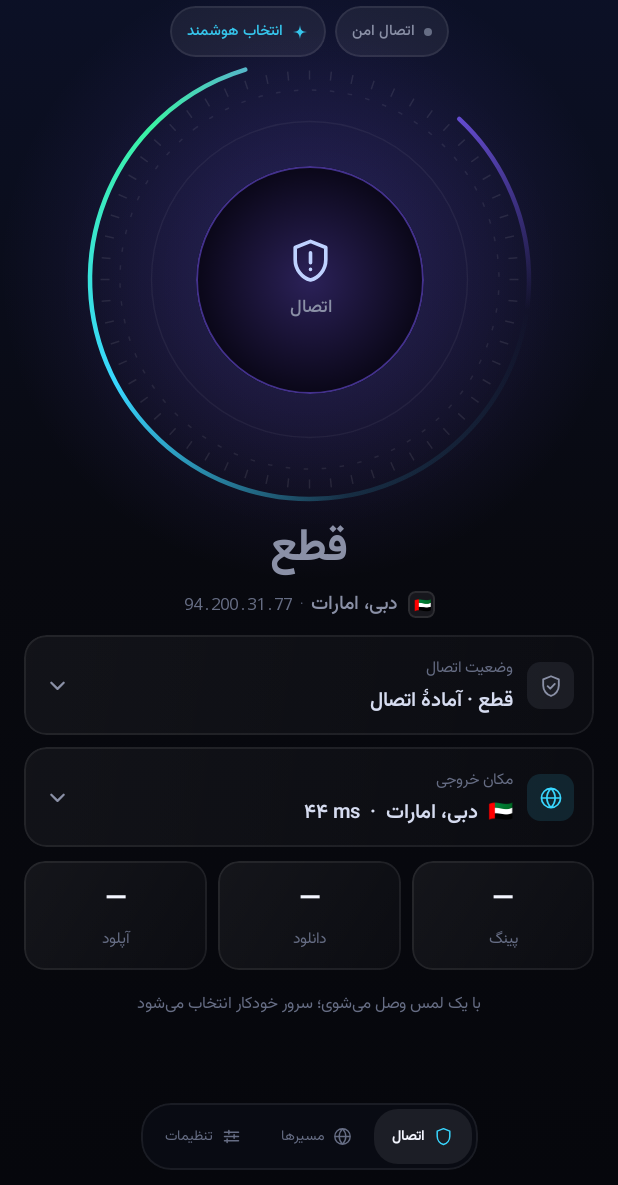
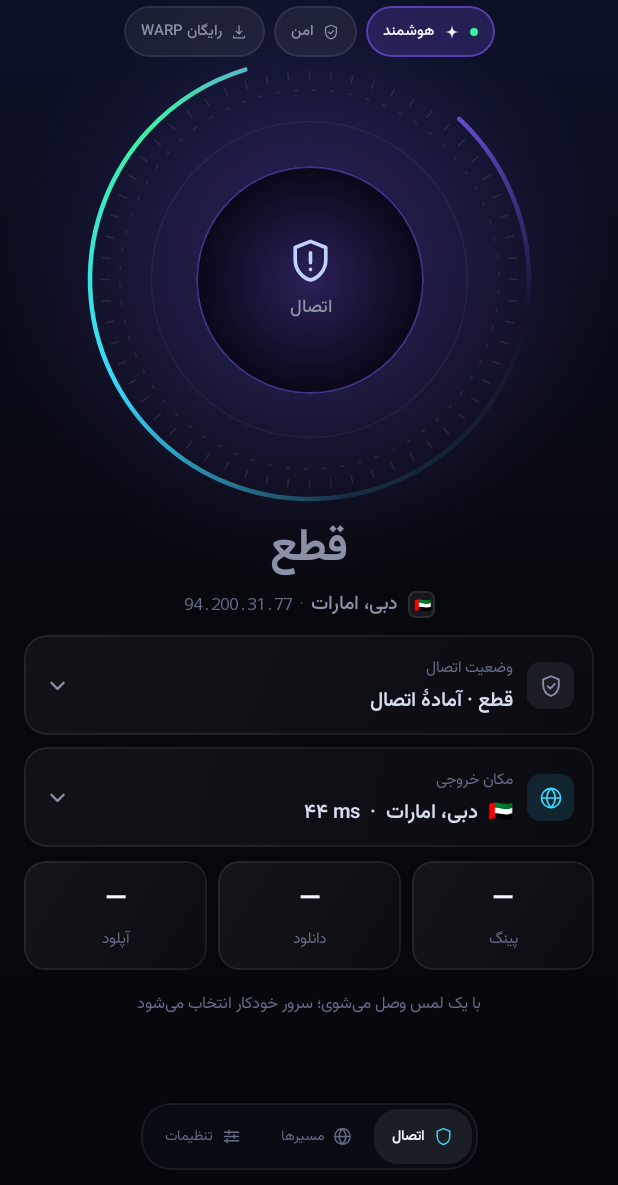
Before and after one commit to hidooch980/MolidVPN, an Android app built with Jetpack Compose: the screen it shows after launch (MainActivity), on a phone screen of 412 x 824 dp, the part 51-1236 px from its top. Run offline under Robolectric (Android 15) with nearby library versions, the phone set to English and light mode, and no system bars; network calls fail.

Commit message:
MolidVPN 0.4.1: real connection modes, mirror-aware updater, dist apk for CDN

```diff
--- a/app/build.gradle.kts
+++ b/app/build.gradle.kts
@@ -21,8 +21,8 @@ android {
         applicationId = "com.molidvpn"
         minSdk = 26
         targetSdk = 35
-        versionCode = 31
-        versionName = "0.4.0"
+        versionCode = 32
+        versionName = "0.4.1"
     }
 
     signingConfigs {
--- a/app/src/main/java/com/molidvpn/data/SettingsStore.kt
+++ b/app/src/main/java/com/molidvpn/data/SettingsStore.kt
@@ -19,7 +19,13 @@ class SettingsStore(ctx: Context) {
     var killSwitch by mutableStateOf(p.getBoolean("kill_switch", true)); private set
     var secureDns by mutableStateOf(p.getBoolean("secure_dns", true)); private set
 
+    var mode by mutableStateOf(p.getString("mode", "smart") ?: "smart"); private set
     var wgConfig by mutableStateOf(p.getString("wg_config", "") ?: ""); private set
+
+    fun updateMode(v: String) {
+        mode = v
+        p.edit().putString("mode", v).apply()
+    }
 
     fun updateWgConfig(v: String) {
         wgConfig = v
--- a/app/src/main/java/com/molidvpn/ui/components/Common.kt
+++ b/app/src/main/java/com/molidvpn/ui/components/Common.kt
@@ -66,12 +66,15 @@ fun Pill(
     dot: Color? = null,
     icon: ImageVector? = null,
     tint: Color = M.TextDim,
+    selected: Boolean = false,
+    onClick: (() -> Unit)? = null,
 ) {
     Row(
         Modifier
             .clip(CircleShape)
-            .background(Color.White.copy(alpha = 0.06f))
-            .border(1.dp, Color.White.copy(alpha = 0.08f), CircleShape)
+            .background(if (selected) M.Violet.copy(alpha = 0.2f) else Color.White.copy(alpha = 0.06f))
+            .border(1.dp, if (selected) M.Violet.copy(alpha = 0.55f) else Color.White.copy(alpha = 0.08f), CircleShape)
+            .then(if (onClick != null) Modifier.clickable { onClick() } else Modifier)
             .padding(horizontal = 11.dp, vertical = 6.dp),
         verticalAlignment = Alignment.CenterVertically,
     ) {
--- a/app/src/main/java/com/molidvpn/ui/screens/ConnectScreen.kt
+++ b/app/src/main/java/com/molidvpn/ui/screens/ConnectScreen.kt
@@ -82,6 +82,8 @@ fun ConnectScreen(
     rx: Double,
     tx: Double,
     servers: List<Server>,
+    mode: String,
+    onMode: (String) -> Unit,
     onToggle: () -> Unit,
     onSelect: (Server) -> Unit,
     onToast: (String) -> Unit,
@@ -113,7 +115,7 @@ fun ConnectScreen(
     ) {
         sections.forEach { section ->
             when (section.id) {
-                "modes" -> ModesSection(connected, live)
+                "modes" -> ModesSection(mode, onMode)
                 "orb" -> OrbSection(live, connected, connecting, clock, onToggle, section.scale)
                 "state" -> StateSection(connected, connecting, server)
                 "status_card" -> StatusCardSection(
@@ -146,28 +148,31 @@ fun ConnectScreen(
     }
 }
 
+private val MODES = listOf(
+    Triple("smart", "هوشمند", MolidIcons.Sparkle),
+    Triple("safe", "امن", MolidIcons.ShieldCheck),
+    Triple("free", "رایگان WARP", MolidIcons.Update),
+)
+
 @Composable
-private fun ModesSection(connected: Boolean, live: Boolean) {
+private fun ModesSection(mode: String, onMode: (String) -> Unit) {
     Row(
         Modifier.fillMaxWidth(),
         horizontalArrangement = Arrangement.Center,
         verticalAlignment = Alignment.CenterVertically,
     ) {
-        Pill(
-            text = "اتصال امن",
-            dot = when {
-                connected -> M.Mint
-                live -> M.Amber
-                else -> M.Muted2
-            },
-            tint = if (live) M.TextDim else M.Muted,
-        )
-        Spacer(Modifier.width(6.dp))
-        Pill(
-            text = "انتخاب هوشمند",
-            icon = MolidIcons.Sparkle,
-            tint = M.Cyan.copy(alpha = 0.9f),
-        )
+        MODES.forEachIndexed { index, item ->
+            if (index > 0) Spacer(Modifier.width(6.dp))
+            val active = mode == item.first
+            Pill(
+                text = item.second,
+                icon = item.third,
+                dot = if (active) M.Mint else null,
+                tint = if (active) M.Text else M.Muted,
+                selected = active,
+                onClick = { onMode(item.first) },
+            )
+        }
     }
 }
 
--- a/app/src/main/java/com/molidvpn/update/Updater.kt
+++ b/app/src/main/java/com/molidvpn/update/Updater.kt
@@ -7,6 +7,7 @@ import android.net.Uri
 import android.os.Build
 import android.os.Handler
 import android.os.Looper
+import android.provider.Settings
 import androidx.core.content.FileProvider
 import com.molidvpn.BuildConfig
 import org.json.JSONObject
@@ -16,26 +17,27 @@ import java.net.URL
 import java.security.MessageDigest
 
 /**
- * Smart update: fetch a signed manifest, compare versionCode, verify the
- * SHA-256 of the APK *and* that it is signed by the same certificate as the
+ * Smart update: reads a small manifest, compares versionCode, then downloads the
+ * APK, checks its SHA-256 *and* that it carries the same certificate as the
  * installed app before handing it to the installer.
  *
- * Point MANIFEST_URL at your release channel (GitHub Releases metadata or
- * your own endpoint). Empty means "not configured yet".
+ * Every address below has a mirror first: Iranian networks routinely block
+ * raw.githubusercontent.com and the GitHub asset host, while the jsDelivr CDN
+ * usually stays reachable. The manifest itself may list further mirrors.
  */
 object Updater {
-    private const val MANIFEST_URL =
-        "https://raw.githubusercontent.com/hidooch980/MolidVPN/main/release/update.json"
+    private val MANIFESTS = listOf(
+        "https://cdn.jsdelivr.net/gh/hidooch980/MolidVPN@main/release/update.json",
+        "https://fastly.jsdelivr.net/gh/hidooch980/MolidVPN@main/release/update.json",
+        "https://raw.githubusercontent.com/hidooch980/MolidVPN/main/release/update.json",
+    )
+
+    const val RELEASE_PAGE = "https://github.com/hidooch980/MolidVPN/releases/latest"
 
     fun check(ctx: Context, onResult: (String) -> Unit) {
-        if (MANIFEST_URL.isBlank()) {
-            onResult("نسخهٔ " + BuildConfig.VERSION_NAME + " تازه‌ترین نسخه است")
-            return
-        }
         Thread {
             try {
-                val body = http(MANIFEST_URL)
-                val json = JSONObject(body)
+                val json = manifest()
                 val code = json.optInt("versionCode", 0)
                 if (code <= BuildConfig.VERSION_CODE) {
                     post { onResult("نسخهٔ " + BuildConfig.VERSION_NAME + " تازه‌ترین نسخه است") }
@@ -43,11 +45,26 @@ object Updater {
                 }
                 val version = json.optString("versionName", code.toString())
                 val expected = json.optString("sha256", "").lowercase()
-                val apkUrl = json.getString("url")
+                val sources = mirrors(json)
+
                 val apk = File(ctx.cacheDir, "molid-update.apk")
-                if (apk.exists()) apk.delete()
-                http(apkUrl, apk)
-
+                var downloaded = false
+                for (link in sources) {
+                    try {
+                        if (apk.exists()) apk.delete()
+                        http(link, apk)
+                        if (apk.length() > 1_000_000L) {
+                            downloaded = true
+                            break
+                        }
+                    } catch (e: Exception) {
+                        // try the next mirror
+                    }
+                }
+                if (!downloaded) {
+                    post { onResult("دانلود نسخهٔ " + version + " ناموفق بود") }
+                    return@Thread
+                }
                 if (expected.isNotEmpty() && sha256(apk) != expected) {
                     apk.delete()
                     post { onResult("بستهٔ دانلودشده سالم نیست") }
@@ -58,12 +75,53 @@ object Updater {
                     post { onResult("امضای بستهٔ جدید با این نسخه نمی‌خواند") }
                     return@Thread
                 }
+                if (!canInstall(ctx)) {
+                    post { onResult("اجازهٔ نصب بسته را روشن کن و دوباره بزن") }
+                    post { allowInstall(ctx) }
+                    return@Thread
+                }
                 post { onResult("نسخهٔ " + version + " آمادهٔ نصب است") }
                 post { install(ctx, apk) }
             } catch (e: Exception) {
-                post { onResult("بررسی بروزرسانی ناموفق بود") }
+                post { onResult("بررسی بروزرسانی ناموفق بود؛ از صفحهٔ انتشار دانلود کن") }
             }
         }.start()
+    }
+
+    private fun manifest(): JSONObject {
+        var last: Exception? = null
+        for (link in MANIFESTS) {
+            try {
+                return JSONObject(http(link))
+            } catch (e: Exception) {
+                last = e
+            }
+        }
+        throw last ?: IllegalStateException("no manifest")
+    }
+
+    /** Download links in order: the manifest mirrors first, then the official asset. */
+    private fun mirrors(json: JSONObject): List<String> {
+        val out = ArrayList<String>()
+        val array = json.optJSONArray("mirrors")
+        if (array != null) {
+            for (i in 0 until array.length()) {
+                val link = array.optString(i)
+                if (link.isNotBlank()) out.add(link)
+            }
+        }
+        val main = json.optString("url")
+        if (main.isNotBlank()) out.add(main)
+        return out
+    }
+
+    private fun canInstall(ctx: Context): Boolean =
+        Build.VERSION.SDK_INT < 26 || ctx.packageManager.canRequestPackageInstalls()
+
+    private fun allowInstall(ctx: Context) {
+        val intent = Intent(Settings.ACTION_MANAGE_UNKNOWN_APP_SOURCES, Uri.parse("package:" + ctx.packageName))
+        intent.addFlags(Intent.FLAG_ACTIVITY_NEW_TASK)
+        runCatching { ctx.startActivity(intent) }
     }
 
     private fun install(ctx: Context, apk: File) {
@@ -73,21 +131,25 @@ object Updater {
             setDataAndType(uri, "application/vnd.android.package-archive")
             addFlags(Intent.FLAG_GRANT_READ_URI_PERMISSION or Intent.FLAG_ACTIVITY_NEW_TASK)
         }
-        ctx.startActivity(intent)
+        runCatching { ctx.startActivity(intent) }
     }
 
     private fun http(url: String): String {
         val c = URL(url).openConnection() as HttpURLConnection
         c.connectTimeout = 12000
         c.readTimeout = 12000
+        c.instanceFollowRedirects = true
         c.setRequestProperty("Accept", "application/json")
+        c.setRequestProperty("User-Agent", "MolidVPN/" + BuildConfig.VERSION_NAME)
         return c.inputStream.bufferedReader().use { it.readText() }
     }
 
     private fun http(url: String, out: File) {
         val c = URL(url).openConnection() as HttpURLConnection
         c.connectTimeout = 15000
-        c.readTimeout = 30000
+        c.readTimeout = 45000
+        c.instanceFollowRedirects = true
+        c.setRequestProperty("User-Agent", "MolidVPN/" + BuildConfig.VERSION_NAME)
         c.inputStream.use { input -> out.outputStream().use { input.copyTo(it) } }
     }
 
```
Also changed, not shown: app/src/main/java/com/molidvpn/ui/MolidRoot.kt (+26 -0 lines), 3 other files.
